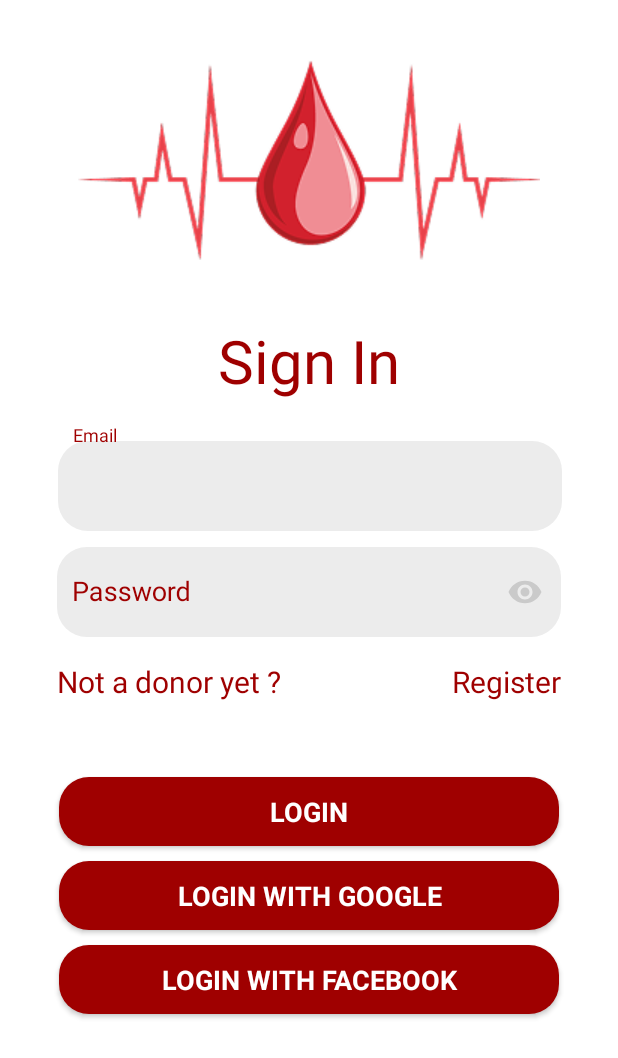
After one commit to AhmedBourazza/BloodDonation, an Android app: the layout activity_login_page.xml on its own in the app's theme, with its tools: preview values and no code run, on a phone screen of 412 x 824 dp. The commit adds this screen. Shown: the top 1058 px of the screen. Run offline under Robolectric (Android 15) with nearby library versions, the phone set to English and light mode, and no system bars.

Commit message:
création de la page de login version 1

```diff
--- /dev/null
+++ b/app/src/main/res/drawable/bg2.xml
@@ -0,0 +1,9 @@
+<?xml version="1.0" encoding="utf-8"?>
+<selector xmlns:android="http://schemas.android.com/apk/res/android">
+    <item>
+        <shape android:shape="rectangle" >
+            <corners android:radius="10dp"/>
+            <gradient android:startColor="#6e0b14"  android:endColor="#2c2c2c" android:angle="0"/>
+        </shape>
+    </item>
+</selector>
--- /dev/null
+++ b/app/src/main/res/drawable/button2.xml
@@ -0,0 +1,9 @@
+<?xml version="1.0" encoding="utf-8"?>
+<selector xmlns:android="http://schemas.android.com/apk/res/android">
+    <item>
+        <shape android:shape="rectangle">
+            <corners android:radius="20dp"/>
+            <solid android:color="@color/red"/>
+        </shape>
+    </item>
+</selector>
--- /dev/null
+++ b/app/src/main/res/drawable/button_bg.xml
@@ -0,0 +1,10 @@
+<?xml version="1.0" encoding="utf-8"?>
+<selector xmlns:android="http://schemas.android.com/apk/res/android">
+    <item>
+        <shape android:shape="rectangle">
+            <corners android:radius="20dp"/>
+
+            <solid android:color="@color/bg"/>
+        </shape>
+    </item>
+</selector>
--- /dev/null
+++ b/app/src/main/res/font/poppinsfont.xml
@@ -0,0 +1,4 @@
+<?xml version="1.0" encoding="utf-8"?>
+<font-family xmlns:android="http://schemas.android.com/apk/res/android">
+
+</font-family>
--- /dev/null
+++ b/app/src/main/res/layout/activity_login_page.xml
@@ -0,0 +1,171 @@
+<?xml version="1.0" encoding="utf-8"?>
+<androidx.constraintlayout.widget.ConstraintLayout xmlns:android="http://schemas.android.com/apk/res/android"
+    xmlns:app="http://schemas.android.com/apk/res-auto"
+    xmlns:tools="http://schemas.android.com/tools"
+    android:layout_width="match_parent"
+    android:layout_height="match_parent"
+    android:background="#FFFFFF"
+    android:visibility="visible"
+    tools:context=".SignUpPage">
+
+    <ImageView
+        android:id="@+id/imageView4"
+        android:layout_width="wrap_content"
+        android:layout_height="wrap_content"
+        android:layout_marginTop="40dp"
+        app:layout_constraintEnd_toEndOf="parent"
+        app:layout_constraintStart_toStartOf="parent"
+        app:layout_constraintTop_toTopOf="parent"
+        app:srcCompat="@drawable/mainlogo" />
+
+    <com.google.android.material.textfield.TextInputLayout
+        android:id="@+id/textInputLayout"
+        android:layout_width="336dp"
+        android:layout_height="wrap_content"
+        android:layout_marginTop="16dp"
+        android:textColorHint="@color/red"
+        app:hintTextColor="@color/red"
+        app:layout_constraintEnd_toEndOf="parent"
+        app:layout_constraintHorizontal_bias="0.508"
+        app:layout_constraintStart_toStartOf="parent"
+        app:layout_constraintTop_toBottomOf="@+id/textView3">
+
+        <com.google.android.material.textfield.TextInputEditText
+            android:id="@+id/Email"
+            android:layout_width="match_parent"
+            android:layout_height="60dp"
+            android:alpha="0.5"
+            android:background="@drawable/button_bg"
+            android:fontFamily="@font/poppinsfont"
+            android:hint="Email"
+            android:padding="10dp"
+            android:textColor="@color/red"
+            android:textSize="18dp"
+            />
+    </com.google.android.material.textfield.TextInputLayout>
+
+    <com.google.android.material.textfield.TextInputLayout
+        android:id="@+id/pwd"
+        android:layout_width="336dp"
+        android:layout_height="wrap_content"
+        android:textColorHint="@color/red"
+        app:hintTextColor="@color/red"
+        app:layout_constraintEnd_toEndOf="parent"
+        app:layout_constraintStart_toStartOf="parent"
+        app:layout_constraintTop_toBottomOf="@+id/textInputLayout"
+        app:passwordToggleEnabled="true"
+        app:passwordToggleTint="#CACACA">
+
+        <com.google.android.material.textfield.TextInputEditText
+            android:id="@+id/bld"
+            android:layout_width="match_parent"
+            android:layout_height="60dp"
+            android:alpha="0.5"
+            android:background="@drawable/button_bg"
+            android:fontFamily="@font/poppinsfont"
+            android:hint="Password"
+            android:padding="10dp"
+            android:password="true"
+            android:textColor="@color/red"
+            android:textSize="18dp" />
+    </com.google.android.material.textfield.TextInputLayout>
+
+    <ImageView
+        android:id="@+id/imageView2"
+        android:layout_width="match_parent"
+        android:layout_height="match_parent"
+        android:alpha="0.4"
+        android:translationZ="-5dp"
+        android:visibility="gone"
+        app:layout_constraintBottom_toBottomOf="parent"
+        app:layout_constraintEnd_toEndOf="parent"
+        app:layout_constraintHorizontal_bias="0.0"
+        app:layout_constraintStart_toStartOf="parent"
+        app:layout_constraintTop_toTopOf="parent"
+        app:layout_constraintVertical_bias="1.0"
+        app:srcCompat="@drawable/bg2" />
+
+    <TextView
+        android:id="@+id/textView3"
+        android:layout_width="wrap_content"
+        android:layout_height="wrap_content"
+        android:layout_marginTop="40dp"
+        android:fontFamily="@font/poppinsfont"
+        android:text="Sign In"
+        android:textColor="@color/red"
+        android:textSize="40dp"
+        app:layout_constraintEnd_toEndOf="parent"
+        app:layout_constraintStart_toStartOf="parent"
+        app:layout_constraintTop_toBottomOf="@+id/imageView4" />
+
+    <Button
+        android:id="@+id/modify"
+        android:layout_width="333dp"
+        android:layout_height="46dp"
+        android:layout_marginTop="50dp"
+        android:background="@drawable/button2"
+        android:fontFamily="@font/poppinsfont"
+        android:text="Login"
+        android:textColor="@color/white"
+        android:textSize="18dp"
+        android:textStyle="bold"
+        app:layout_constraintEnd_toEndOf="parent"
+        app:layout_constraintStart_toStartOf="parent"
+        app:layout_constraintTop_toBottomOf="@+id/textView" />
+
+    <Button
+        android:id="@+id/loginGoogle"
+        android:layout_width="333dp"
+        android:layout_height="46dp"
+        android:layout_marginTop="10dp"
+        android:background="@drawable/button2"
+        android:fontFamily="@font/poppinsfont"
+        android:text="Login with Google"
+        android:textColor="@color/white"
+        android:textSize="18dp"
+        android:textStyle="bold"
+        app:layout_constraintEnd_toEndOf="parent"
+        app:layout_constraintStart_toStartOf="parent"
+        app:layout_constraintTop_toBottomOf="@+id/modify" />
+
+    <Button
+        android:id="@+id/loginFacebook"
+        android:layout_width="333dp"
+        android:layout_height="46dp"
+        android:layout_marginTop="10dp"
+        android:background="@drawable/button2"
+        android:fontFamily="@font/poppinsfont"
+        android:text="Login with Facebook"
+        android:textColor="@color/white"
+        android:textSize="18dp"
+        android:textStyle="bold"
+        app:layout_constraintEnd_toEndOf="parent"
+        app:layout_constraintStart_toStartOf="parent"
+        app:layout_constraintTop_toBottomOf="@+id/loginGoogle" />
+
+
+    <TextView
+        android:id="@+id/textView"
+        android:layout_width="wrap_content"
+        android:layout_height="wrap_content"
+        android:layout_marginTop="16dp"
+        android:fontFamily="@font/poppinsfont"
+        android:text="Not a donor yet ?"
+        android:textColor="@color/red"
+        android:textSize="20dp"
+        app:layout_constraintStart_toStartOf="@+id/pwd"
+        app:layout_constraintTop_toBottomOf="@+id/pwd" />
+
+    <TextView
+        android:id="@+id/register"
+        android:layout_width="wrap_content"
+        android:layout_height="wrap_content"
+        android:layout_marginTop="16dp"
+        android:fontFamily="@font/poppinsfont"
+        android:text="Register"
+        android:textColor="@color/red"
+        android:textSize="20dp"
+        app:layout_constraintEnd_toEndOf="@+id/pwd"
+        app:layout_constraintTop_toBottomOf="@+id/pwd" />
+
+</androidx.constraintlayout.widget.ConstraintLayout>
--- a/app/src/main/res/values-night/themes.xml
+++ /dev/null
@@ -1,7 +0,0 @@
-<resources xmlns:tools="http://schemas.android.com/tools">
-    <!-- Base application theme. -->
-    <style name="Base.Theme.ProjetBloodDonation" parent="Theme.Material3.DayNight.NoActionBar">
-        <!-- Customize your dark theme here. -->
-        <!-- <item name="colorPrimary">@color/my_dark_primary</item> -->
-    </style>
-</resources>
--- a/app/src/main/res/values/colors.xml
+++ b/app/src/main/res/values/colors.xml
@@ -2,4 +2,6 @@
 <resources>
     <color name="black">#FF000000</color>
     <color name="white">#FFFFFFFF</color>
+    <color name="red">#9F0000</color>
+    <color name="bg">#D9D9D9</color>
 </resources>
--- a/app/src/main/res/values/themes.xml
+++ b/app/src/main/res/values/themes.xml
@@ -1,9 +1,8 @@
 <resources xmlns:tools="http://schemas.android.com/tools">
     <!-- Base application theme. -->
-    <style name="Base.Theme.ProjetBloodDonation" parent="Theme.Material3.DayNight.NoActionBar">
+    <style name="Base.Theme.BloodDonation" parent="Theme.AppCompat">
         <!-- Customize your light theme here. -->
         <!-- <item name="colorPrimary">@color/my_light_primary</item> -->
     </style>
-
-    <style name="Theme.ProjetBloodDonation" parent="Base.Theme.ProjetBloodDonation" />
+    <style name="Theme.BloodDonation" parent="Base.Theme.BloodDonation" />
 </resources>
```
Also changed, not shown: app/src/main/res/drawable/mainlogo.png (added).
